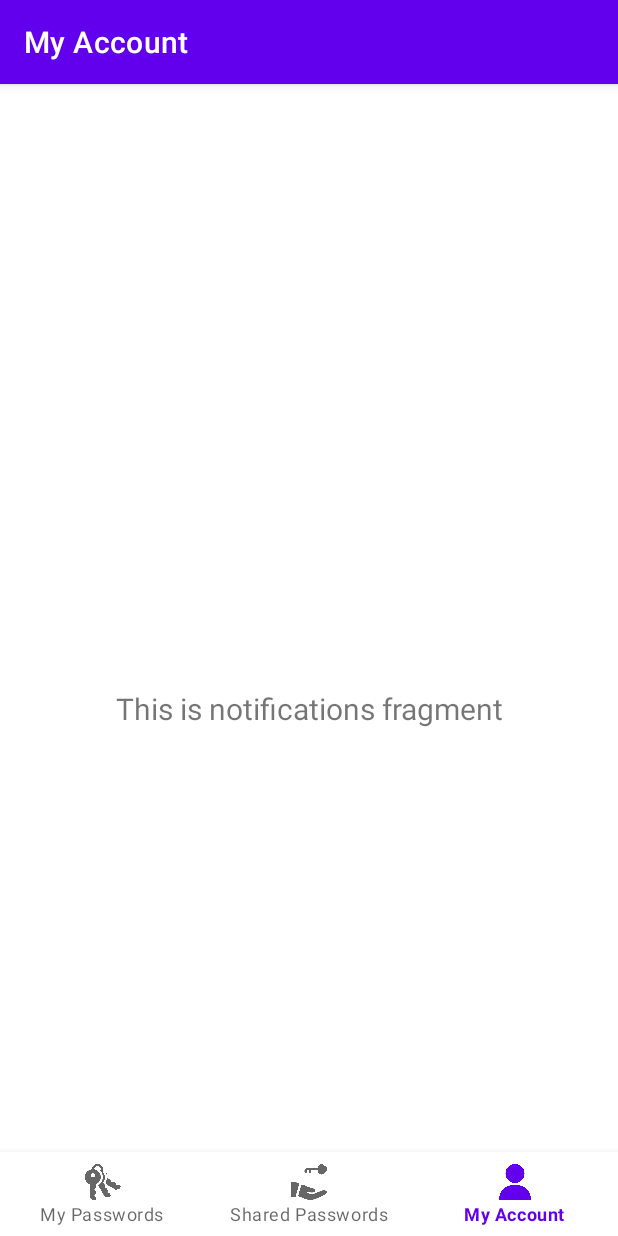
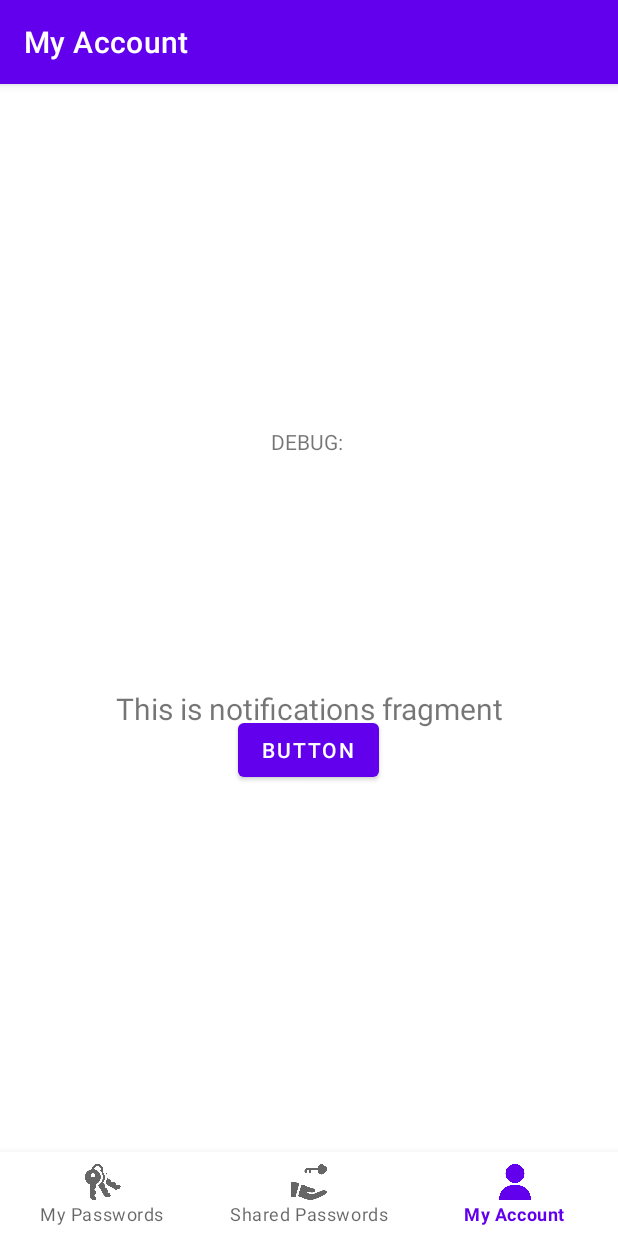
Before and after one commit to CaroyEdu/PassThePass, an Android app: the MyAccountFragment screen opened through its navigation route, on a phone screen of 412 x 824 dp. Run offline under Robolectric (Android 15) with nearby library versions, the light colour scheme and no system bars; our stand-ins replace navigation-ui.

Commit message:
small changes

```diff
--- a/PassThePass/app/src/main/java/com/example/passthepass/PTPHome.java
+++ b/PassThePass/app/src/main/java/com/example/passthepass/PTPHome.java
@@ -1,7 +1,10 @@
 package com.example.passthepass;
 
+import android.content.Intent;
 import android.os.Bundle;
+import android.widget.TextView;
 
+import com.example.passthepass.ui.my_account.MyAccountFragment;
 import com.google.android.material.bottomnavigation.BottomNavigationView;
 
 import androidx.appcompat.app.AppCompatActivity;
@@ -23,6 +26,8 @@ public class PTPHome extends AppCompatActivity {
         binding = ActivityPtphomeBinding.inflate(getLayoutInflater());
         setContentView(binding.getRoot());
 
+        Bundle bundle = getIntent().getExtras();
+
         BottomNavigationView navView = findViewById(R.id.nav_view);
         // Passing each menu ID as a set of Ids because each
         // menu should be considered as top level destinations.
--- a/PassThePass/app/src/main/java/com/example/passthepass/ui/my_account/MyAccountFragment.java
+++ b/PassThePass/app/src/main/java/com/example/passthepass/ui/my_account/MyAccountFragment.java
@@ -7,9 +7,12 @@ import android.view.ViewGroup;
 import android.widget.TextView;
 
 import androidx.annotation.NonNull;
+import androidx.annotation.Nullable;
 import androidx.fragment.app.Fragment;
 import androidx.lifecycle.ViewModelProvider;
 
+import com.example.passthepass.PTPHome;
+import com.example.passthepass.R;
 import com.example.passthepass.databinding.FragmentMyAccountBinding;
 
 public class MyAccountFragment extends Fragment {
@@ -30,6 +33,12 @@ public class MyAccountFragment extends Fragment {
     }
 
     @Override
+    public void onViewCreated(View view, @Nullable Bundle savedInstaceState){
+        TextView loggedAs = getView().findViewById(R.id.textViewLoggedAs);
+        loggedAs.setText("DEBUG: ");
+    }
+
+    @Override
     public void onDestroyView() {
         super.onDestroyView();
         binding = null;
--- a/PassThePass/app/src/main/res/layout/activity_ptphome.xml
+++ b/PassThePass/app/src/main/res/layout/activity_ptphome.xml
@@ -1,6 +1,7 @@
 <?xml version="1.0" encoding="utf-8"?>
 <androidx.constraintlayout.widget.ConstraintLayout xmlns:android="http://schemas.android.com/apk/res/android"
     xmlns:app="http://schemas.android.com/apk/res-auto"
+    xmlns:tools="http://schemas.android.com/tools"
     android:id="@+id/container"
     android:layout_width="match_parent"
     android:layout_height="match_parent"
--- a/PassThePass/app/src/main/res/layout/fragment_my_account.xml
+++ b/PassThePass/app/src/main/res/layout/fragment_my_account.xml
@@ -19,4 +19,25 @@
         app:layout_constraintEnd_toEndOf="parent"
         app:layout_constraintStart_toStartOf="parent"
         app:layout_constraintTop_toTopOf="parent" />
+
+    <TextView
+        android:id="@+id/textViewLoggedAs"
+        android:layout_width="wrap_content"
+        android:layout_height="wrap_content"
+        android:text="TextView"
+        app:layout_constraintBottom_toTopOf="@+id/buttonLogout"
+        app:layout_constraintEnd_toEndOf="parent"
+        app:layout_constraintStart_toStartOf="parent"
+        app:layout_constraintTop_toTopOf="parent" />
+
+    <Button
+        android:id="@+id/buttonLogout"
+        android:layout_width="wrap_content"
+        android:layout_height="wrap_content"
+        android:layout_marginBottom="300dp"
+        android:text="Button"
+        app:layout_constraintBottom_toBottomOf="parent"
+        app:layout_constraintEnd_toEndOf="parent"
+        app:layout_constraintHorizontal_bias="0.498"
+        app:layout_constraintStart_toStartOf="parent" />
 </androidx.constraintlayout.widget.ConstraintLayout>
```
